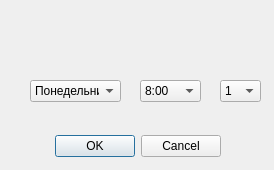
Old version of the form changeworkslot.ui in the repository BlackSerperior6/ScheduleDepartmentProgram.
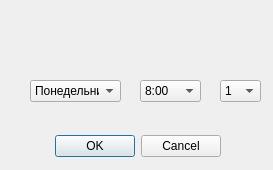
New version of the form.

What changed in the file:
```diff
--- a/changeworkslot.ui
+++ b/changeworkslot.ui
@@ -6,7 +6,7 @@
    <rect>
     <x>0</x>
     <y>0</y>
-    <width>274</width>
+    <width>273</width>
     <height>170</height>
    </rect>
   </property>
```
